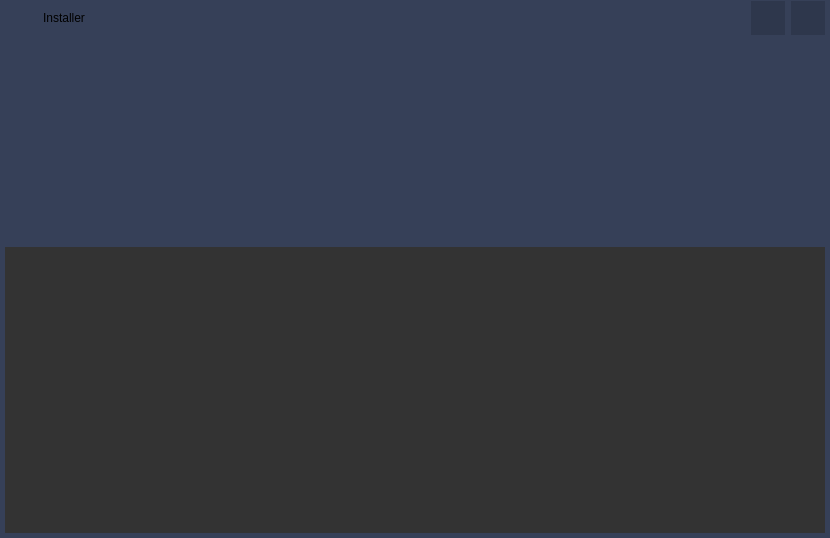
Covalia/standalone-deployer, file ui/mainwindow.ui: the form before one commit.
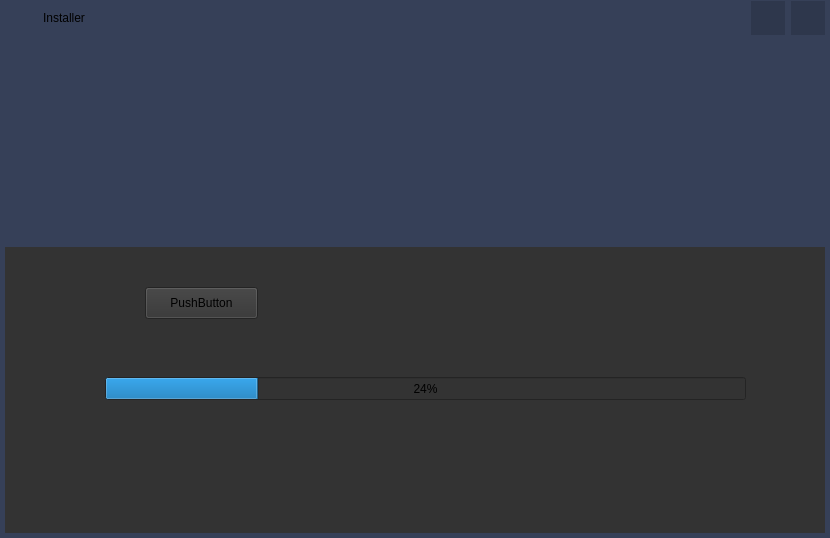
The form after the commit. Icons and pictures are not drawn.

```diff
--- a/ui/mainwindow.ui
+++ b/ui/mainwindow.ui
@@ -217,6 +217,48 @@
              <property name="styleSheet">
               <string notr="true">background-color:#333;</string>
              </property>
+             <widget class="QPushButton" name="pushButton">
+              <property name="geometry">
+               <rect>
+                <x>140</x>
+                <y>40</y>
+                <width>113</width>
+                <height>32</height>
+               </rect>
+              </property>
+              <property name="text">
+               <string>PushButton</string>
+              </property>
+             </widget>
+             <widget class="QProgressBar" name="progressBar">
+              <property name="geometry">
+               <rect>
+                <x>100</x>
+                <y>130</y>
+                <width>641</width>
+                <height>23</height>
+               </rect>
+              </property>
+              <property name="value">
+               <number>24</number>
+              </property>
+              <property name="textVisible">
+               <bool>true</bool>
+              </property>
+             </widget>
+             <widget class="QLabel" name="speedLabel">
+              <property name="geometry">
+               <rect>
+                <x>350</x>
+                <y>50</y>
+                <width>241</width>
+                <height>16</height>
+               </rect>
+              </property>
+              <property name="text">
+               <string/>
+              </property>
+             </widget>
             </widget>
            </item>
            <item row="0" column="0">
```
